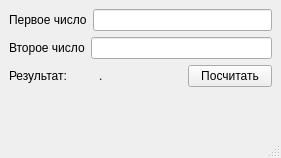
Before: the Qt Designer form qt/qt1/calc_two_numbers.ui in GerasimovRM/SMRP_2022, drawn with Qt 5.
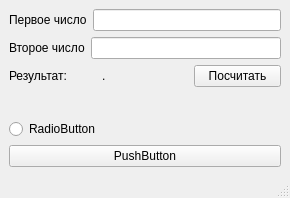
After: the same form once the commit is applied.

```diff
--- a/qt/qt1/calc_two_numbers.ui
+++ b/qt/qt1/calc_two_numbers.ui
@@ -6,8 +6,8 @@
    <rect>
     <x>0</x>
     <y>0</y>
-    <width>281</width>
-    <height>158</height>
+    <width>290</width>
+    <height>198</height>
    </rect>
   </property>
   <property name="windowTitle">
@@ -81,6 +81,20 @@
       </property>
      </spacer>
     </item>
+    <item>
+     <widget class="QRadioButton" name="radioButton">
+      <property name="text">
+       <string>RadioButton</string>
+      </property>
+     </widget>
+    </item>
+    <item>
+     <widget class="QPushButton" name="pushButton_2">
+      <property name="text">
+       <string>PushButton</string>
+      </property>
+     </widget>
+    </item>
    </layout>
   </widget>
   <widget class="QMenuBar" name="menubar">
```
Left out of the diff: 6 changed lines with no effect on the pictures.
